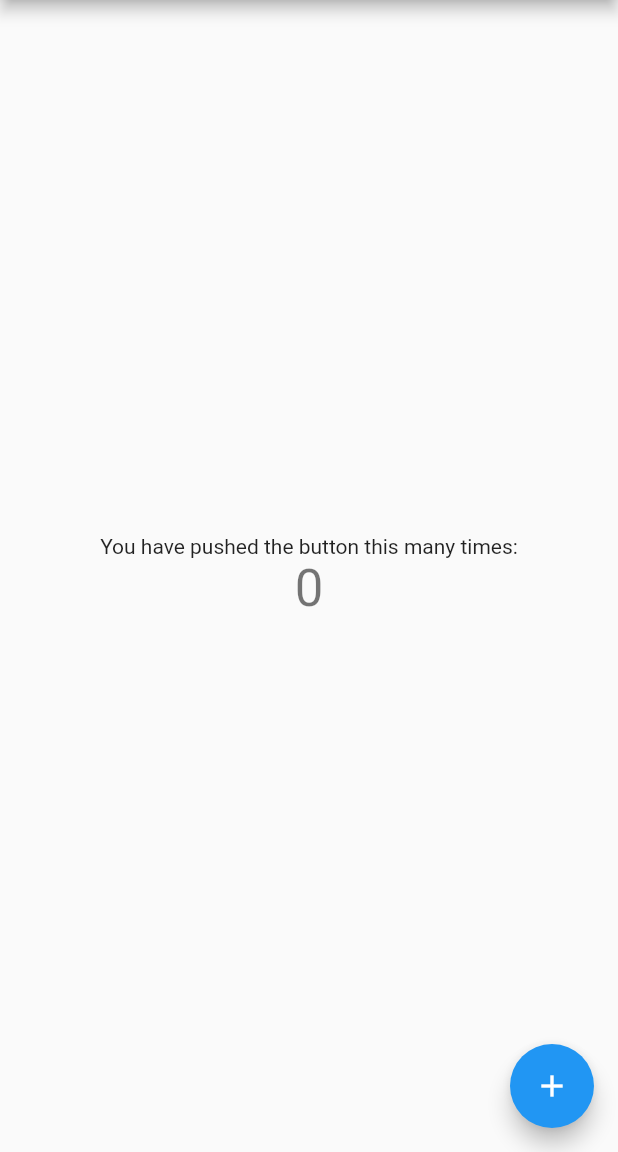
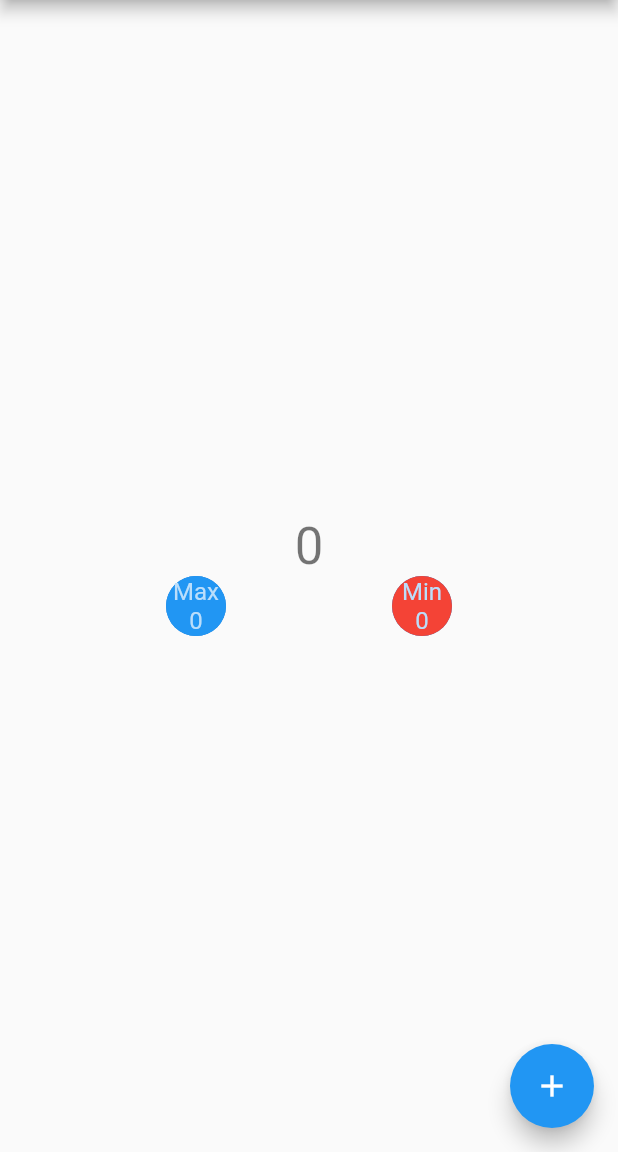
Before and after one commit to ViniciusSaGoncalves/contador2_vinicius, a Flutter app: the screen it shows after launch, on a phone screen of 412 x 824 dp, the part 84-1236 px from its top. Run offline on Flutter 3.47's test engine with Material 2 defaults, Android fonts, the phone set to English and light mode, and no system bars.

Commit message:
realizada troca implementação dos widgets circleAvatar na tela PageHome

```diff
--- a/lib/app/pages/page.home.dart
+++ b/lib/app/pages/page.home.dart
@@ -1,3 +1,4 @@
+import 'package:contador2_vinicius/app/shared/widgets/WidgetCircleAvatarDefault.dart';
 import 'package:flutter/material.dart';
 
 class PageHome extends StatefulWidget {
@@ -11,6 +12,8 @@ class PageHome extends StatefulWidget {
 
 class _PageHomeState extends State<PageHome> {
   int _counter = 0;
+  int max = 0;
+  int min = 0;
 
   void _incrementCounter() {
     setState(() {
@@ -29,11 +32,22 @@ class _PageHomeState extends State<PageHome> {
           mainAxisAlignment: MainAxisAlignment.center,
           children: <Widget>[
             Text(
-              'You have pushed the button this many times:',
-            ),
-            Text(
               '$_counter',
               style: Theme.of(context).textTheme.headline4,
+            ),
+            Row(
+              mainAxisAlignment: MainAxisAlignment.spaceEvenly,
+              children: [
+                WidgetCircleAvatarDefault(
+                  label: 'Max',
+                  value: '$max',
+                ),
+                WidgetCircleAvatarDefault(
+                  label: 'Min',
+                  value: '$min',
+                  color: Colors.red,
+                ),
+              ],
             ),
           ],
         ),
```
